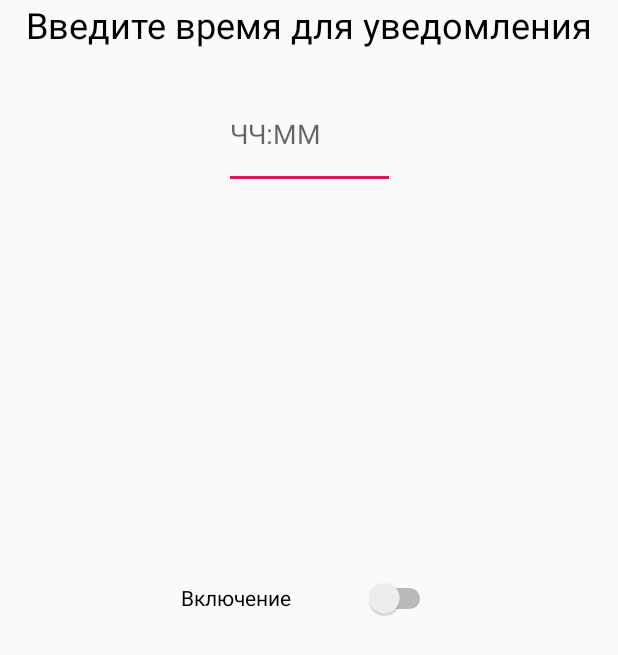
After one commit to Pobiguylo/MyProject, an Android app: the NotificaionActivity screen opened directly, with no data from a screen before it, on a phone screen of 412 x 824 dp. The commit adds this screen. Shown: the top 655 px of the screen. Run offline under Robolectric (Android 15) with nearby library versions, the phone set to English and light mode, and no system bars.

Commit message:
Перерисовка и уведомления

```diff
--- a/app/src/main/AndroidManifest.xml
+++ b/app/src/main/AndroidManifest.xml
@@ -9,7 +9,8 @@
         android:roundIcon="@mipmap/ic_launcher_round"
         android:supportsRtl="true"
         android:theme="@style/AppTheme">
-        <activity android:name=".AddActivity"></activity>
+        <activity android:name=".NotificaionActivity"></activity>
+        <activity android:name=".AddActivity" />
         <activity android:name=".ExerciseActivity" />
         <activity android:name=".TrainingActivity" />
         <activity android:name=".MainActivity">
--- a/app/src/main/java/com/example/knead_yourself/DataBase.java
+++ b/app/src/main/java/com/example/knead_yourself/DataBase.java
@@ -10,7 +10,7 @@ import org.json.JSONArray;
 
 public class DataBase extends SQLiteOpenHelper {
     private static final String DATABASE_NAME = "trainings.db";
-    private static final int DATABASE_VERSION = 17;
+    private static final int DATABASE_VERSION = 19;
     public static final String TABLE_NAME = "TRAININGS";
     public static final String TABLE_EXERCISE = "EXERCISE";
 
--- a/app/src/main/java/com/example/knead_yourself/MainActivity.java
+++ b/app/src/main/java/com/example/knead_yourself/MainActivity.java
@@ -8,7 +8,7 @@ import android.view.View;
 import android.widget.Button;
 
 public class MainActivity extends AppCompatActivity {
-    Button begin,add,progress;
+    Button begin,add,progress,not;
     @Override
     protected void onCreate(Bundle savedInstanceState) {
         super.onCreate(savedInstanceState);
@@ -17,6 +17,7 @@ public class MainActivity extends AppCompatActivity {
         this.begin =findViewById(R.id.start);
         this.add =findViewById(R.id.add);
         this.progress =findViewById(R.id.progress);
+        this.not = findViewById(R.id.notification);
         begin.setOnClickListener(new View.OnClickListener() {
             @Override
             public void onClick(View v) {
@@ -31,5 +32,13 @@ public class MainActivity extends AppCompatActivity {
                 startActivity(intent);
             }
         });
+
+        not.setOnClickListener(new View.OnClickListener() {
+            @Override
+            public void onClick(View view) {
+                Intent intent = new Intent(MainActivity.this, NotificaionActivity.class);
+                startActivity(intent);
+            }
+        });
     }
 }
--- a/app/src/main/java/com/example/knead_yourself/MyAdapter.java
+++ b/app/src/main/java/com/example/knead_yourself/MyAdapter.java
@@ -7,15 +7,18 @@ import android.content.Context;
 import android.content.DialogInterface;
 import android.content.Intent;
 import android.database.Cursor;
+import android.database.sqlite.SQLiteDatabase;
+import android.database.sqlite.SQLiteOpenHelper;
 import android.os.Build;
 import android.os.Bundle;
 import android.view.LayoutInflater;
 import android.view.View;
 import android.view.ViewGroup;
 import android.widget.ImageView;
+
+import android.widget.ListView;
 import android.widget.SimpleCursorAdapter;
 import android.widget.TextView;
-import android.widget.Toast;
 import androidx.annotation.NonNull;
 import androidx.annotation.RequiresApi;
 import androidx.appcompat.app.AppCompatActivity;
@@ -25,17 +28,16 @@ import androidx.fragment.app.DialogFragment;
 
 public class MyAdapter extends SimpleCursorAdapter {
     public static  class CustomDialogFragment1 extends DialogFragment {
-private MyAdapter adapter;
+        private MyAdapter adapter;
         public CustomDialogFragment1(MyAdapter adapter) {
             this.adapter= adapter;
         }
-
         @NonNull
         public Dialog onCreateDialog(Bundle savedInstanceState) {
 
             AlertDialog.Builder builder=new AlertDialog.Builder(getActivity());
             return builder
-                    .setTitle("Вы  хотите удалите тренировку?")
+                    .setTitle("Вы  хотите удалить тренировку?")
                     .setIcon(R.drawable.korzina)
                     .setPositiveButton("Подтвердить", new DialogInterface.OnClickListener() {
                         @RequiresApi(api = Build.VERSION_CODES.KITKAT)
@@ -44,7 +46,6 @@ private MyAdapter adapter;
                             final TableTrainings tableTrainings = new TableTrainings(adapter.context);
                             long id = adapter.c.getLong(adapter.c.getColumnIndex(DataBase.COLUMN_ID));
                             tableTrainings.delete(id);
-
                         }
                     })
                     .setNegativeButton("Отмена", new DialogInterface.OnClickListener() {
@@ -69,13 +70,12 @@ private MyAdapter adapter;
     @Override
     public View getView(final int pos, View inView, final ViewGroup parent) {
         View v = inView;
-
         if (v == null) {
             LayoutInflater inflater = (LayoutInflater) context.getSystemService(Context.LAYOUT_INFLATER_SERVICE);
             v = inflater.inflate(R.layout.adapter_view, null);
         }
         this.c.moveToPosition(pos);
-        String trainingName = this.c.getString(this.c.getColumnIndex(DataBase.COLUMN_NAME_TRAINING));
+        final String trainingName = this.c.getString(this.c.getColumnIndex(DataBase.COLUMN_NAME_TRAINING));
         ImageView iv =  v.findViewById(R.id.imageTitle);
         if (trainingName != null) {
             // If there is no image in the database "NA" is stored instead of a blob
@@ -100,10 +100,8 @@ private MyAdapter adapter;
             @Override
             public boolean onLongClick(View v) {
                 c.moveToPosition(pos);
-                Toast.makeText(context, "Error", Toast.LENGTH_SHORT).show();
                 CustomDialogFragment1 dialog = new CustomDialogFragment1(MyAdapter.this);
                 dialog.show(((AppCompatActivity)context).getSupportFragmentManager(), "delete");
-                //TrainingActivity.invalidate();
                 return false;
             }
         });
@@ -117,7 +115,6 @@ private MyAdapter adapter;
                 context.startActivity(intent);
             }
         });
-
         return(v);
     }
 }
--- /dev/null
+++ b/app/src/main/java/com/example/knead_yourself/NotificaionActivity.java
@@ -0,0 +1,54 @@
+package com.example.knead_yourself;
+
+import androidx.appcompat.app.AppCompatActivity;
+import androidx.core.app.NotificationCompat;
+import androidx.core.app.NotificationManagerCompat;
+
+import android.app.AlarmManager;
+import android.app.Notification;
+import android.app.NotificationManager;
+import android.app.PendingIntent;
+import android.content.BroadcastReceiver;
+import android.content.Context;
+import android.content.Intent;
+import android.os.Bundle;
+import android.widget.CompoundButton;
+import android.widget.EditText;
+import android.widget.Switch;
+
+public class NotificaionActivity extends AppCompatActivity {
+    Switch aSwitch;
+    EditText time;
+    private static final int NOTIFY_ID = 1;
+    private static String CHANNEL_ID = "Cat channel";
+    @Override
+    protected void onCreate(Bundle savedInstanceState) {
+        super.onCreate(savedInstanceState);
+        setContentView(R.layout.activity_notificaion);
+        this.aSwitch = findViewById(R.id.switch1);
+        this.time = findViewById(R.id.time);
+        Intent notificationIntent = new Intent(NotificaionActivity.this, MainActivity.class);
+        PendingIntent contentIntent = PendingIntent.getActivity(NotificaionActivity.this,
+                0, notificationIntent,
+                PendingIntent.FLAG_CANCEL_CURRENT);
+
+        NotificationCompat.Builder builder =
+                new NotificationCompat.Builder(NotificaionActivity.this, CHANNEL_ID)
+                        .setSmallIcon(android.R.drawable.sym_def_app_icon)
+                        .setContentTitle("Пора работать")
+                        .setContentText("Пора покормить кота")
+                        .setPriority(NotificationCompat.PRIORITY_DEFAULT)
+                        .setContentIntent(contentIntent);
+        NotificationManagerCompat notificationManager =
+                NotificationManagerCompat.from(NotificaionActivity.this);
+        notificationManager.notify(NOTIFY_ID, builder.build());
+        if (aSwitch != null) {
+            aSwitch.setOnCheckedChangeListener(new CompoundButton.OnCheckedChangeListener() {
+                @Override
+                public void onCheckedChanged(CompoundButton compoundButton, boolean b) {
+
+                }
+            });
+        }
+    }
+    }
--- a/app/src/main/java/com/example/knead_yourself/TrainingActivity.java
+++ b/app/src/main/java/com/example/knead_yourself/TrainingActivity.java
@@ -2,13 +2,10 @@ package com.example.knead_yourself;
 
 import androidx.appcompat.app.AppCompatActivity;
 
-import android.content.Intent;
+
 import android.database.Cursor;
 import android.database.sqlite.SQLiteDatabase;
 import android.os.Bundle;
-import android.util.Log;
-import android.view.View;
-import android.widget.AdapterView;
 import android.widget.ListView;
 import android.widget.SimpleCursorAdapter;
 
@@ -42,7 +39,6 @@ public class TrainingActivity extends AppCompatActivity {
                 userCursor, headers, new int[]{R.id.title}, 0);
         listView.setAdapter(userAdapter);
 
-
     }
 
 }
--- /dev/null
+++ b/app/src/main/res/layout/activity_notificaion.xml
@@ -0,0 +1,45 @@
+<?xml version="1.0" encoding="utf-8"?>
+<androidx.constraintlayout.widget.ConstraintLayout xmlns:android="http://schemas.android.com/apk/res/android"
+    xmlns:app="http://schemas.android.com/apk/res-auto"
+    xmlns:tools="http://schemas.android.com/tools"
+    android:layout_width="match_parent"
+    android:layout_height="match_parent"
+    tools:context=".NotificaionActivity">
+
+    <EditText
+        android:id="@+id/time"
+        android:layout_width="114dp"
+        android:layout_height="73dp"
+        android:layout_marginTop="20dp"
+        android:ems="10"
+        android:hint="ЧЧ:ММ"
+        android:inputType="time"
+        app:layout_constraintEnd_toEndOf="parent"
+        app:layout_constraintStart_toStartOf="parent"
+        app:layout_constraintTop_toBottomOf="@+id/textView" />
+
+    <TextView
+        android:id="@+id/textView"
+        android:layout_width="wrap_content"
+        android:layout_height="wrap_content"
+        android:text="@string/time"
+        android:textColor="#000000"
+        android:textSize="24sp"
+        app:layout_constraintEnd_toEndOf="parent"
+        app:layout_constraintStart_toStartOf="parent"
+        app:layout_constraintTop_toTopOf="parent" />
+
+    <Switch
+        android:id="@+id/switch1"
+        android:layout_width="170dp"
+        android:layout_height="57dp"
+        android:layout_marginTop="244dp"
+        android:text="@string/vkl"
+        android:textOff="@string/yes"
+        android:textOn="@string/no"
+        app:layout_constraintEnd_toEndOf="parent"
+        app:layout_constraintHorizontal_bias="0.498"
+        app:layout_constraintStart_toStartOf="parent"
+        app:layout_constraintTop_toBottomOf="@+id/time"
+        app:showText="true" />
+</androidx.constraintlayout.widget.ConstraintLayout>
--- a/app/src/main/res/layout/hello_main.xml
+++ b/app/src/main/res/layout/hello_main.xml
@@ -51,4 +51,13 @@
         app:layout_constraintStart_toStartOf="parent"
         app:layout_constraintTop_toTopOf="parent"
         app:layout_constraintVertical_bias="0.598" />
+
+    <Button
+        android:id="@+id/notification"
+        android:layout_width="57dp"
+        android:layout_height="59dp"
+        android:layout_marginTop="4dp"
+        android:background="@drawable/kolo"
+        app:layout_constraintEnd_toEndOf="parent"
+        app:layout_constraintTop_toTopOf="parent" />
 </androidx.constraintlayout.widget.ConstraintLayout>
--- a/app/src/main/res/values/strings.xml
+++ b/app/src/main/res/values/strings.xml
@@ -12,5 +12,8 @@
     <string name="scEx">  Количество повторений</string>
     <string name="conEx"> Сохранить упражнение</string>
     <string name="end"> Закончить создание</string>
-
+    <string name="time"> Введите время для уведомления</string>
+    <string name="vkl"> Включение</string>
+    <string name="yes"> Вкл</string>
+    <string name="no"> Выкл</string>
 </resources>
```
Also changed, not shown: app/src/main/res/drawable-v24/kolo.png (added).
